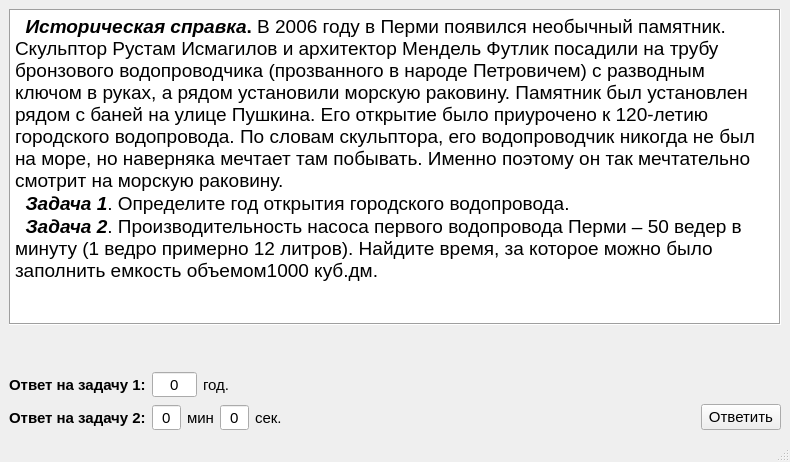
Above: SixthTaskWindow.ui from VladZuykin/quest before the change. Below: the same form after it.
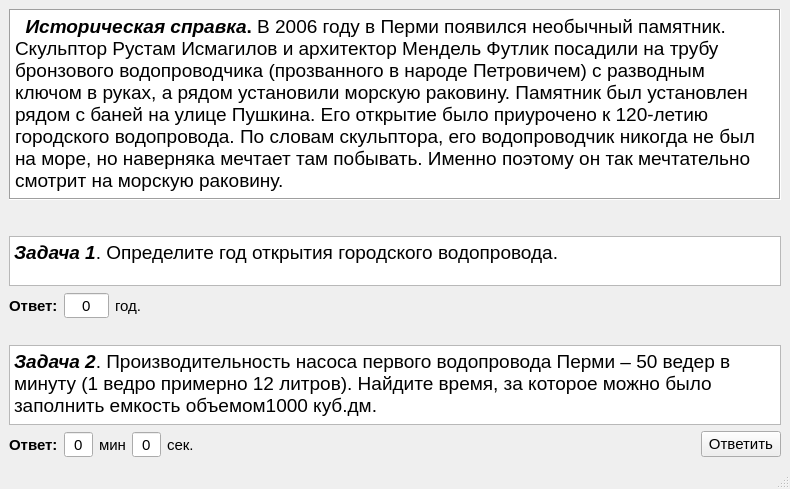
That is the form after the change.

What changed in the file:
```diff
--- a/SixthTaskWindow.ui
+++ b/SixthTaskWindow.ui
@@ -7,7 +7,7 @@
     <x>0</x>
     <y>0</y>
     <width>790</width>
-    <height>462</height>
+    <height>489</height>
    </rect>
   </property>
   <property name="windowTitle">
@@ -25,9 +25,7 @@
 &lt;html&gt;&lt;head&gt;&lt;meta name=&quot;qrichtext&quot; content=&quot;1&quot; /&gt;&lt;style type=&quot;text/css&quot;&gt;
 p, li { white-space: pre-wrap; }
 &lt;/style&gt;&lt;/head&gt;&lt;body style=&quot; font-family:'MS Shell Dlg 2'; font-size:8.25pt; font-weight:400; font-style:normal;&quot;&gt;
-&lt;p style=&quot; margin-top:0px; margin-bottom:0px; margin-left:0px; margin-right:0px; -qt-block-indent:0; text-indent:0px; background-color:#ffffff;&quot;&gt;&lt;span style=&quot; font-size:14pt; font-weight:600; font-style:italic; color:#000000;&quot;&gt;  Историческая справка&lt;/span&gt;&lt;span style=&quot; font-size:14pt; font-weight:600; color:#000000;&quot;&gt;.&lt;/span&gt;&lt;span style=&quot; font-size:14pt; color:#000000;&quot;&gt; В 2006 году в Перми появился необычный памятник. Скульптор Рустам Исмагилов и архитектор Мендель Футлик посадили на трубу бронзового водопроводчика (прозванного в народе Петровичем) с разводным ключом в руках, а рядом установили морскую раковину. Памятник был установлен рядом с баней на улице Пушкина. Его открытие было приурочено к 120-летию городского водопровода. По словам скульптора, его водопроводчик никогда не был на море, но наверняка мечтает там побывать. Именно поэтому он так мечтательно смотрит на морскую раковину.&lt;/span&gt;&lt;span style=&quot; font-size:8pt;&quot;&gt; &lt;/span&gt;&lt;/p&gt;
-&lt;p style=&quot; margin-top:0px; margin-bottom:0px; margin-left:0px; margin-right:0px; -qt-block-indent:0; text-indent:0px; background-color:#ffffff;&quot;&gt;&lt;span style=&quot; font-size:14pt; font-weight:600; font-style:italic; color:#000000;&quot;&gt;  Задача 1&lt;/span&gt;&lt;span style=&quot; font-size:14pt; color:#000000;&quot;&gt;. Определите год открытия городского водопровода.&lt;/span&gt;&lt;span style=&quot; font-size:8pt;&quot;&gt; &lt;/span&gt;&lt;/p&gt;
-&lt;p style=&quot; margin-top:0px; margin-bottom:0px; margin-left:0px; margin-right:0px; -qt-block-indent:0; text-indent:0px; background-color:#ffffff;&quot;&gt;&lt;span style=&quot; font-size:14pt; font-weight:600; font-style:italic; color:#000000;&quot;&gt;  Задача 2&lt;/span&gt;&lt;span style=&quot; font-size:14pt; color:#000000;&quot;&gt;. Производительность насоса первого водопровода Перми – 50 ведер в минуту (1 ведро примерно 12 литров). Найдите время, за которое можно было заполнить емкость объемом1000 куб.дм.&lt;/span&gt;&lt;span style=&quot; font-size:8pt;&quot;&gt; &lt;/span&gt;&lt;/p&gt;&lt;/body&gt;&lt;/html&gt;</string>
+&lt;p style=&quot; margin-top:0px; margin-bottom:0px; margin-left:0px; margin-right:0px; -qt-block-indent:0; text-indent:0px; background-color:#ffffff;&quot;&gt;&lt;span style=&quot; font-size:14pt; font-weight:600; font-style:italic; color:#000000;&quot;&gt;  Историческая справка&lt;/span&gt;&lt;span style=&quot; font-size:14pt; font-weight:600; color:#000000;&quot;&gt;.&lt;/span&gt;&lt;span style=&quot; font-size:14pt; color:#000000;&quot;&gt; В 2006 году в Перми появился необычный памятник. Скульптор Рустам Исмагилов и архитектор Мендель Футлик посадили на трубу бронзового водопроводчика (прозванного в народе Петровичем) с разводным ключом в руках, а рядом установили морскую раковину. Памятник был установлен рядом с баней на улице Пушкина. Его открытие было приурочено к 120-летию городского водопровода. По словам скульптора, его водопроводчик никогда не был на море, но наверняка мечтает там побывать. Именно поэтому он так мечтательно смотрит на морскую раковину.&lt;/span&gt;&lt;span style=&quot; font-size:8pt;&quot;&gt; &lt;/span&gt;&lt;/p&gt;&lt;/body&gt;&lt;/html&gt;</string>
       </property>
      </widget>
     </item>
@@ -42,11 +40,28 @@
       <property name="sizeHint" stdset="0">
        <size>
         <width>20</width>
-        <height>40</height>
+        <height>30</height>
        </size>
       </property>
      </spacer>
     </item>
+    <item>
+     <widget class="QTextBrowser" name="textBrowser_2">
+      <property name="maximumSize">
+       <size>
+        <width>16777215</width>
+        <height>50</height>
+       </size>
+      </property>
+      <property name="html">
+       <string>&lt;!DOCTYPE HTML PUBLIC &quot;-//W3C//DTD HTML 4.0//EN&quot; &quot;http://www.w3.org/TR/REC-html40/strict.dtd&quot;&gt;
+&lt;html&gt;&lt;head&gt;&lt;meta name=&quot;qrichtext&quot; content=&quot;1&quot; /&gt;&lt;style type=&quot;text/css&quot;&gt;
+p, li { white-space: pre-wrap; }
+&lt;/style&gt;&lt;/head&gt;&lt;body style=&quot; font-family:'MS Shell Dlg 2'; font-size:8.25pt; font-weight:400; font-style:normal;&quot;&gt;
+&lt;p style=&quot; margin-top:0px; margin-bottom:0px; margin-left:0px; margin-right:0px; -qt-block-indent:0; text-indent:0px;&quot;&gt;&lt;span style=&quot; font-size:14pt; font-weight:600; font-style:italic; color:#000000;&quot;&gt;Задача 1&lt;/span&gt;&lt;span style=&quot; font-size:14pt; color:#000000;&quot;&gt;. Определите год открытия городского водопровода.&lt;/span&gt;&lt;span style=&quot; font-size:8pt;&quot;&gt; &lt;/span&gt;&lt;/p&gt;&lt;/body&gt;&lt;/html&gt;</string>
+      </property>
+     </widget>
+    </item>
     <item>
      <layout class="QHBoxLayout" name="horizontalLayout">
       <item>
@@ -65,7 +80,7 @@
          </font>
         </property>
         <property name="text">
-         <string>Ответ на задачу 1:</string>
+         <string>Ответ:</string>
         </property>
        </widget>
       </item>
@@ -132,6 +147,39 @@
       </item>
      </layout>
     </item>
+    <item>
+     <spacer name="verticalSpacer_2">
+      <property name="orientation">
+       <enum>Qt::Vertical</enum>
+      </property>
+      <property name="sizeType">
+       <enum>QSizePolicy::Fixed</enum>
+      </property>
+      <property name="sizeHint" stdset="0">
+       <size>
+        <width>20</width>
+        <height>20</height>
+       </size>
+      </property>
+     </spacer>
+    </item>
+    <item>
+     <widget class="QTextBrowser" name="textBrowser_3">
+      <property name="maximumSize">
+       <size>
+        <width>16777215</width>
+        <height>80</height>
+       </size>
+      </property>
+      <property name="html">
+       <string>&lt;!DOCTYPE HTML PUBLIC &quot;-//W3C//DTD HTML 4.0//EN&quot; &quot;http://www.w3.org/TR/REC-html40/strict.dtd&quot;&gt;
+&lt;html&gt;&lt;head&gt;&lt;meta name=&quot;qrichtext&quot; content=&quot;1&quot; /&gt;&lt;style type=&quot;text/css&quot;&gt;
+p, li { white-space: pre-wrap; }
+&lt;/style&gt;&lt;/head&gt;&lt;body style=&quot; font-family:'MS Shell Dlg 2'; font-size:8.25pt; font-weight:400; font-style:normal;&quot;&gt;
+&lt;p style=&quot; margin-top:0px; margin-bottom:0px; margin-left:0px; margin-right:0px; -qt-block-indent:0; text-indent:0px;&quot;&gt;&lt;span style=&quot; font-size:14pt; font-weight:600; font-style:italic; color:#000000;&quot;&gt;Задача 2&lt;/span&gt;&lt;span style=&quot; font-size:14pt; color:#000000;&quot;&gt;. Производительность насоса первого водопровода Перми – 50 ведер в минуту (1 ведро примерно 12 литров). Найдите время, за которое можно было заполнить емкость объемом1000 куб.дм.&lt;/span&gt;&lt;span style=&quot; font-size:8pt;&quot;&gt; &lt;/span&gt;&lt;/p&gt;&lt;/body&gt;&lt;/html&gt;</string>
+      </property>
+     </widget>
+    </item>
     <item>
      <layout class="QHBoxLayout" name="horizontalLayout_2">
       <item>
@@ -144,12 +192,12 @@
          </font>
         </property>
         <property name="text">
-         <string>Ответ на задачу 2:</string>
+         <string>Ответ:</string>
         </property>
        </widget>
       </item>
       <item>
-       <widget class="QSpinBox" name="spinBox_2">
+       <widget class="QSpinBox" name="spinBox_1">
         <property name="minimumSize">
          <size>
           <width>0</width>
@@ -191,7 +239,7 @@
        </widget>
       </item>
       <item>
-       <widget class="QSpinBox" name="spinBox_3">
+       <widget class="QSpinBox" name="spinBox_2">
         <property name="minimumSize">
          <size>
           <width>0</width>
```
Left out of the diff: 2 changed lines with no effect on the pictures.
